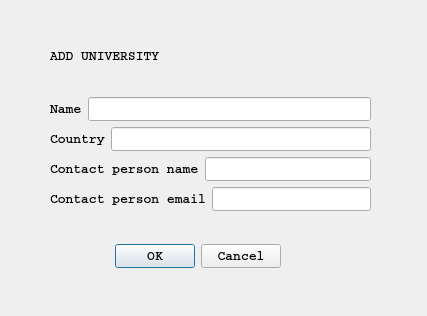
Above: universitydialog.ui from casalete/ErasmusIo before the change. Below: the same form after it.
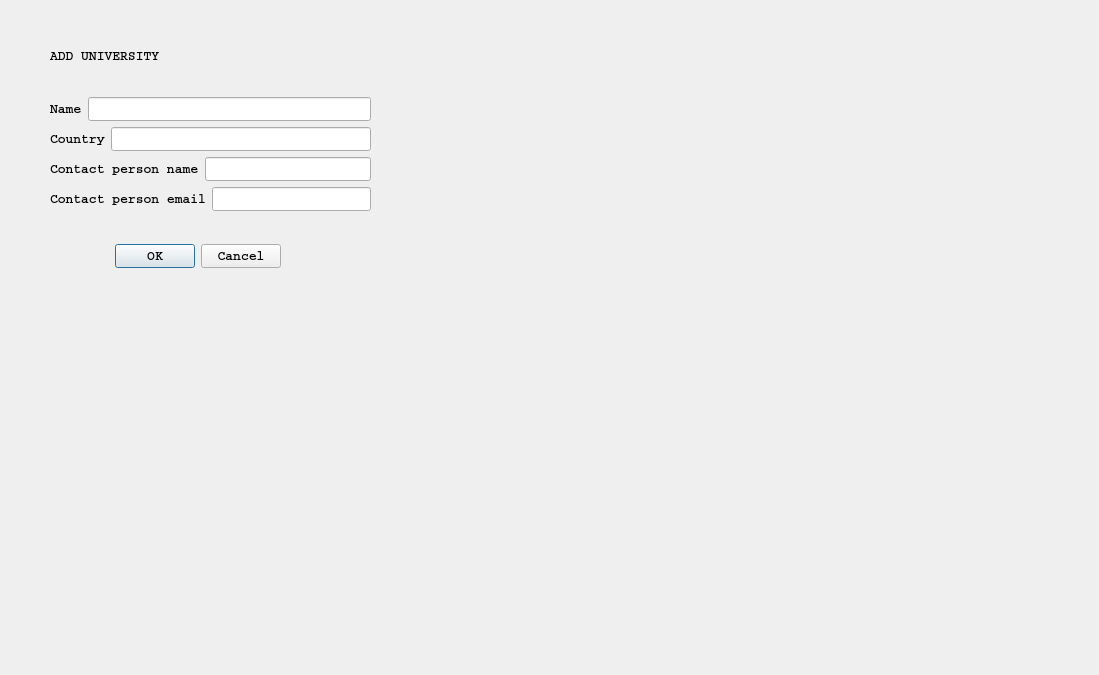
That is the form after the change. Icons and pictures are not drawn.

What changed in the file:
```diff
--- a/universitydialog.ui
+++ b/universitydialog.ui
@@ -6,8 +6,8 @@
    <rect>
     <x>0</x>
     <y>0</y>
-    <width>427</width>
-    <height>316</height>
+    <width>1099</width>
+    <height>675</height>
    </rect>
   </property>
   <property name="windowTitle">
@@ -40,7 +40,7 @@
     <set>QDialogButtonBox::Cancel|QDialogButtonBox::Ok</set>
    </property>
   </widget>
-  <widget class="QWidget" name="">
+  <widget class="QWidget" name="layoutWidget">
    <property name="geometry">
     <rect>
      <x>50</x>
```
Left out of the diff: 2 changed lines with no effect on the pictures.
